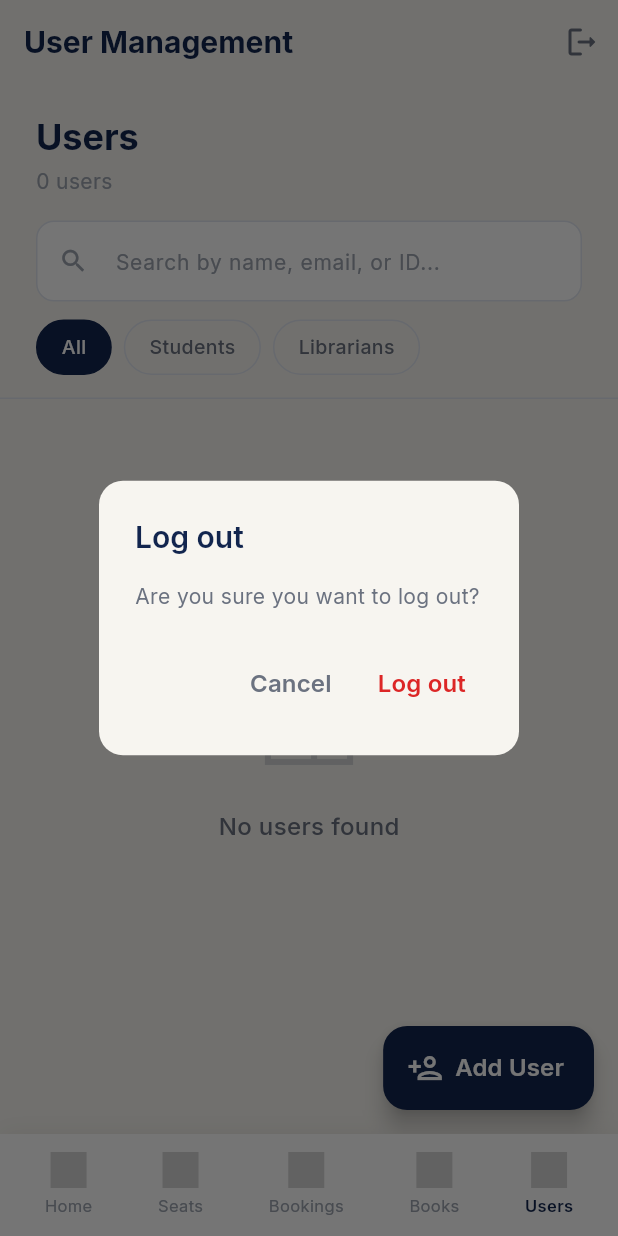
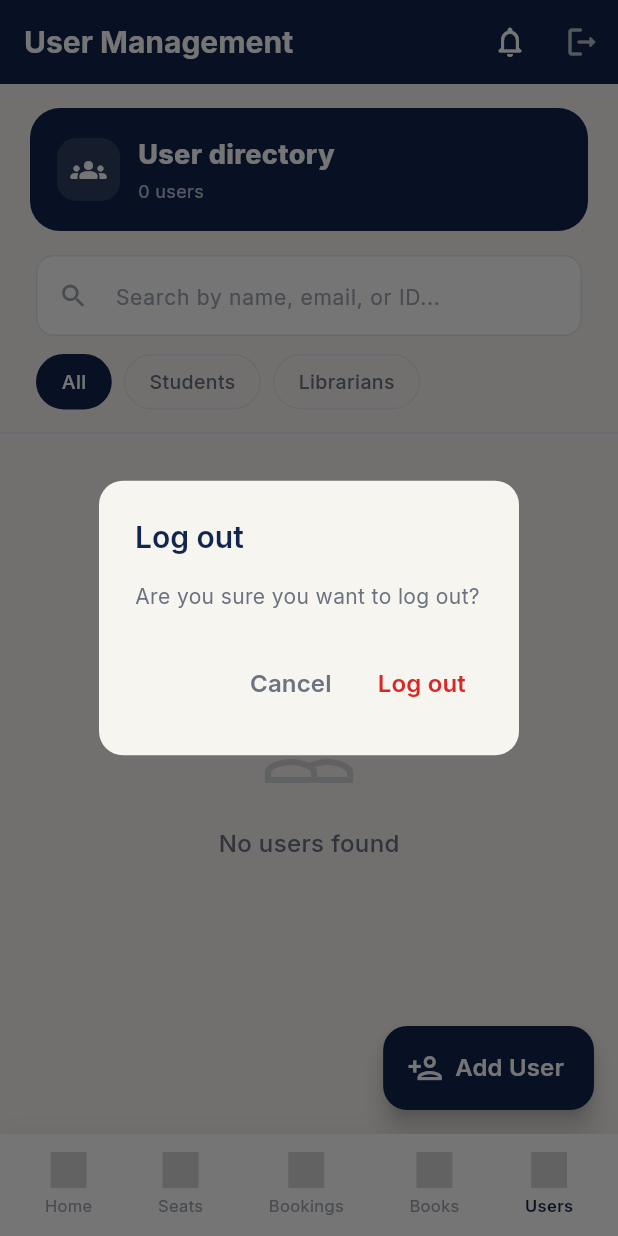
Before and after one commit to chamodhlv/IT3060-Y3.S2.WE_24-library-book-seat-booking-app, a Flutter app: the LibrarianShell screen opened directly, item 5 of the bottom bar chosen, after a tap on the "logout" icon, on a phone screen of 412 x 824 dp. Run offline on Flutter 3.47's test engine with Material 3 defaults, Android fonts, the phone set to English and light mode, and no system bars; our stand-ins replace flutter_dotenv, flutter_svg, google_fonts, qr_flutter, shared_preferences, supabase_flutter; missing offline and left inert: mobile_scanner; accounts and stored records are empty; network calls fail.

Commit message:
feat: Refactor headers in librarian screens for consistent styling and improved UI

```diff
--- a/lib/screens/librarian/librarian_bookings_screen.dart
+++ b/lib/screens/librarian/librarian_bookings_screen.dart
@@ -100,8 +100,14 @@ class _LibrarianBookingsScreenState extends State<LibrarianBookingsScreen>
   }
 
   Widget _buildHeader() {
-    return Padding(
-      padding: const EdgeInsets.fromLTRB(20, 16, 20, 0),
+    return Container(
+      width: double.infinity,
+      margin: const EdgeInsets.fromLTRB(20, 16, 20, 0),
+      padding: const EdgeInsets.all(18),
+      decoration: const BoxDecoration(
+        color: AppTheme.primaryDark,
+        borderRadius: BorderRadius.all(Radius.circular(20)),
+      ),
       child: Row(
         children: [
           Expanded(
@@ -113,14 +119,14 @@ class _LibrarianBookingsScreenState extends State<LibrarianBookingsScreen>
                   style: GoogleFonts.inter(
                       fontSize: 24,
                       fontWeight: FontWeight.w700,
-                      color: AppTheme.textPrimary),
+                      color: Colors.white),
                 ),
                 Text(
                   _selectedCategoryIndex == 0
                       ? 'Manage seat check-ins & reservations'
                       : 'Manage student book hold requests & issues',
                   style: GoogleFonts.inter(
-                      fontSize: 12, color: AppTheme.textSecondary),
+                      fontSize: 12, color: Colors.white70),
                 ),
               ],
             ),
@@ -131,7 +137,7 @@ class _LibrarianBookingsScreenState extends State<LibrarianBookingsScreen>
             child: Container(
               padding: const EdgeInsets.all(10),
               decoration: BoxDecoration(
-                color: AppTheme.primaryDark,
+                color: Colors.white.withValues(alpha: 0.14),
                 borderRadius: BorderRadius.circular(12),
               ),
               child: const Icon(Icons.qr_code_scanner_rounded,
--- a/lib/screens/librarian/librarian_books_screen.dart
+++ b/lib/screens/librarian/librarian_books_screen.dart
@@ -110,8 +110,14 @@ class _LibrarianBooksScreenState extends State<LibrarianBooksScreen>
   }
 
   Widget _buildHeader(int count) {
-    return Padding(
-      padding: const EdgeInsets.fromLTRB(20, 16, 20, 0),
+    return Container(
+      width: double.infinity,
+      margin: const EdgeInsets.fromLTRB(20, 16, 20, 0),
+      padding: const EdgeInsets.all(18),
+      decoration: const BoxDecoration(
+        color: AppTheme.primaryDark,
+        borderRadius: BorderRadius.all(Radius.circular(20)),
+      ),
       child: Column(
         crossAxisAlignment: CrossAxisAlignment.start,
         children: [
@@ -120,14 +126,14 @@ class _LibrarianBooksScreenState extends State<LibrarianBooksScreen>
             style: GoogleFonts.inter(
               fontSize: 26,
               fontWeight: FontWeight.w800,
-              color: AppTheme.textPrimary,
+              color: Colors.white,
             ),
           ),
           Text(
             'Admin Catalogue & Stock Controls',
             style: GoogleFonts.inter(
               fontSize: 13,
-              color: AppTheme.textSecondary,
+              color: Colors.white70,
             ),
           ),
         ],
--- a/lib/screens/librarian/librarian_seats_screen.dart
+++ b/lib/screens/librarian/librarian_seats_screen.dart
@@ -52,6 +52,8 @@ class _LibrarianSeatsScreenState extends State<LibrarianSeatsScreen> {
               child: Column(
                 crossAxisAlignment: CrossAxisAlignment.start,
                 children: [
+                  _buildOperationsHeader(),
+                  const SizedBox(height: 16),
                   _buildSectionTabs(),
                   const SizedBox(height: 16),
                   Text(
@@ -80,6 +82,46 @@ class _LibrarianSeatsScreenState extends State<LibrarianSeatsScreen> {
         label: Text('Add New Seat',
             style: GoogleFonts.inter(
                 color: Colors.white, fontWeight: FontWeight.w600)),
+      ),
+    );
+  }
+
+  Widget _buildOperationsHeader() {
+    return Container(
+      width: double.infinity,
+      padding: const EdgeInsets.all(18),
+      decoration: const BoxDecoration(
+        color: AppTheme.primaryDark,
+        borderRadius: BorderRadius.all(Radius.circular(20)),
+      ),
+      child: Row(
+        children: [
+          Container(
+            width: 44,
+            height: 44,
+            decoration: BoxDecoration(
+              color: Colors.white.withValues(alpha: 0.12),
+              borderRadius: BorderRadius.circular(14),
+            ),
+            child: const Icon(Icons.event_seat_rounded, color: Colors.white),
+          ),
+          const SizedBox(width: 12),
+          Expanded(
+            child: Column(
+              crossAxisAlignment: CrossAxisAlignment.start,
+              children: [
+                Text('Seat operations',
+                    style: GoogleFonts.inter(
+                        fontSize: 18,
+                        fontWeight: FontWeight.w800,
+                        color: Colors.white)),
+                const SizedBox(height: 3),
+                Text('${_seats.length} seats in ${_selectedSection.displayName}',
+                    style: GoogleFonts.inter(fontSize: 12, color: Colors.white70)),
+              ],
+            ),
+          ),
+        ],
       ),
     );
   }
--- a/lib/screens/librarian/librarian_shell.dart
+++ b/lib/screens/librarian/librarian_shell.dart
@@ -9,6 +9,7 @@ import 'librarian_seats_screen.dart';
 import 'librarian_bookings_screen.dart';
 import 'librarian_books_screen.dart';
 import 'librarian_home_screen.dart';
+import '../shared/notifications_screen.dart';
 
 /// Librarian bottom navigation shell.
 /// Same tabs as student but the last tab is "Users" instead of "Profile".
@@ -92,15 +93,28 @@ class _LibrarianShellState extends State<LibrarianShell> {
       appBar: _currentIndex == 0
           ? null
           : AppBar(
+              backgroundColor: AppTheme.primaryDark,
+              iconTheme: const IconThemeData(color: Colors.white),
               title: Text(
                 _getTitleForIndex(_currentIndex),
                 style: GoogleFonts.inter(
-                    fontSize: 20, fontWeight: FontWeight.w700),
+                    fontSize: 20,
+                    fontWeight: FontWeight.w700,
+                    color: Colors.white),
               ),
               actions: [
                 IconButton(
+                  icon: const Icon(Icons.notifications_none_rounded,
+                      color: Colors.white),
+                  onPressed: () => Navigator.of(context).push(
+                    MaterialPageRoute(
+                        builder: (_) => const NotificationsScreen()),
+                  ),
+                  tooltip: 'Notifications',
+                ),
+                IconButton(
                   icon: const Icon(Icons.logout_rounded,
-                      color: AppTheme.textSecondary),
+                      color: Colors.white70),
                   onPressed: _signOut,
                   tooltip: 'Log out',
                 ),
--- a/lib/screens/librarian/user_management_screen.dart
+++ b/lib/screens/librarian/user_management_screen.dart
@@ -87,23 +87,40 @@ class _UserManagementScreenState extends State<UserManagementScreen> {
         child: Column(
           crossAxisAlignment: CrossAxisAlignment.start,
           children: [
-            // Header
-            Padding(
-              padding: const EdgeInsets.fromLTRB(24, 20, 24, 0),
-              child: Text(
-                'Users',
-                style: Theme.of(context).textTheme.headlineMedium,
+            Container(
+              width: double.infinity,
+              margin: const EdgeInsets.fromLTRB(20, 16, 20, 0),
+              padding: const EdgeInsets.all(18),
+              decoration: const BoxDecoration(
+                color: AppTheme.primaryDark,
+                borderRadius: BorderRadius.all(Radius.circular(20)),
               ),
-            ),
-            const SizedBox(height: 4),
-            Padding(
-              padding: const EdgeInsets.symmetric(horizontal: 24),
-              child: Text(
-                '${_filteredUsers.length} users',
-                style: GoogleFonts.inter(
-                  fontSize: 14,
-                  color: AppTheme.textMuted,
-                ),
+              child: Row(
+                children: [
+                  Container(
+                    width: 42,
+                    height: 42,
+                    decoration: BoxDecoration(
+                      color: Colors.white.withValues(alpha: 0.12),
+                      borderRadius: BorderRadius.circular(13),
+                    ),
+                    child: const Icon(Icons.groups_rounded, color: Colors.white),
+                  ),
+                  const SizedBox(width: 12),
+                  Column(
+                    crossAxisAlignment: CrossAxisAlignment.start,
+                    children: [
+                      Text('User directory',
+                          style: GoogleFonts.inter(
+                              fontSize: 18,
+                              fontWeight: FontWeight.w800,
+                              color: Colors.white)),
+                      const SizedBox(height: 3),
+                      Text('${_filteredUsers.length} users',
+                          style: GoogleFonts.inter(fontSize: 12, color: Colors.white70)),
+                    ],
+                  ),
+                ],
               ),
             ),
 
```
